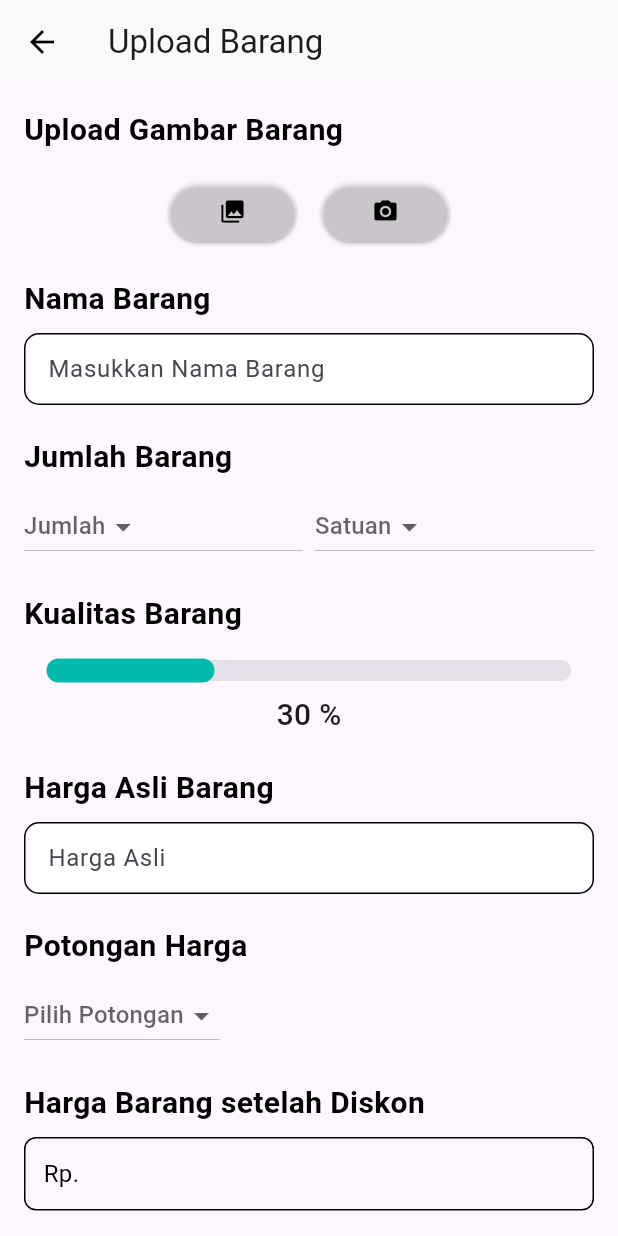
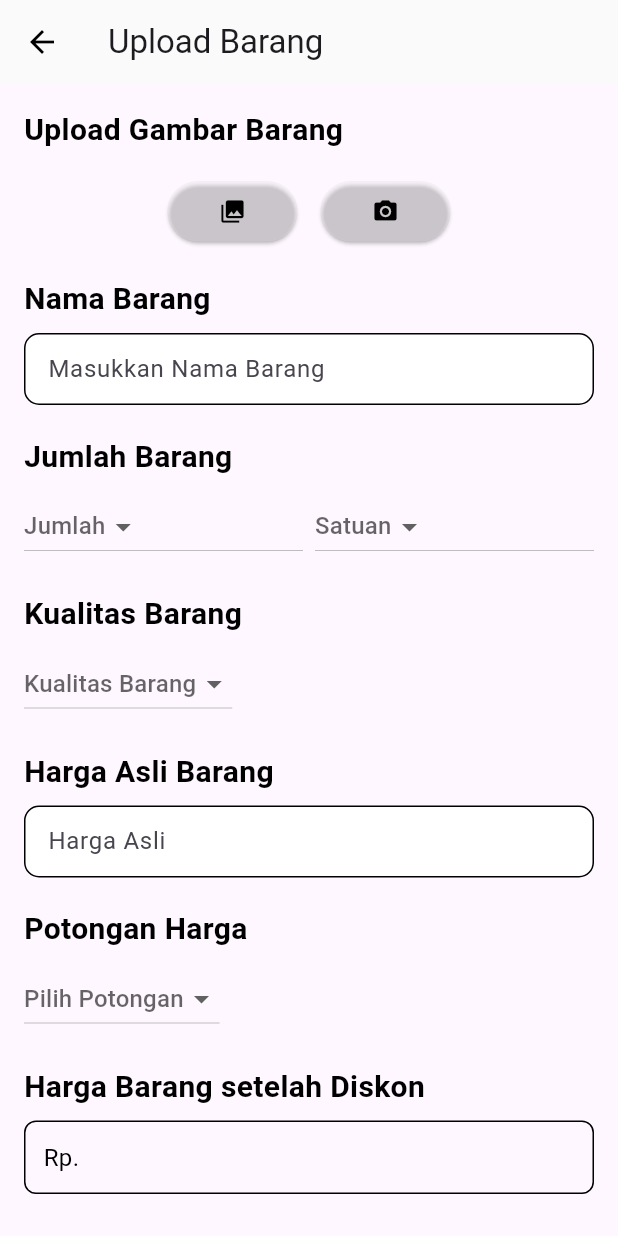
Before and after one commit to angelica1412/ecobites, a Flutter app: the UploadBarang screen opened directly, on a phone screen of 412 x 824 dp. Run offline on Flutter 3.47's test engine with Material 3 defaults, Android fonts, the phone set to English and light mode, and no system bars; our stand-ins replace cloud_firestore, firebase_auth, firebase_core, google_fonts, image_picker; accounts and stored records are empty.

Commit message:
update upload page dan profile

```diff
--- a/lib/UploadBarang.dart
+++ b/lib/UploadBarang.dart
@@ -13,6 +13,14 @@ class UploadBarang extends StatefulWidget {
 }
 
 class _UploadBarangState extends State<UploadBarang> {
+  String? _selectedQuality;
+  final List<String> _quality = [
+    'Sangat Baik',
+    'Baik',
+    'Kurang Baik',
+    'Buruk',
+  ];
+
   String? _selectedQuantity;
   final List<String> _quantities = ['1', '2', '3', '4', '5'];
 
@@ -190,7 +198,21 @@ class _UploadBarangState extends State<UploadBarang> {
                     color: Color(0xFF000000)),
               ),
               const SizedBox(height: 8),
-              const SliderWithLabel(), // Tambahkan komponen SliderWithLabel di sini
+              DropdownButton<String>(
+                hint: const Text('Kualitas Barang'),
+                value: _selectedQuality,
+                onChanged: (String? newValue) {
+                  setState(() {
+                    _selectedQuality = newValue;
+                  });
+                },
+                items: _quality.map((quality) {
+                  return DropdownMenuItem(
+                    value: quality,
+                    child: Text(quality),
+                  );
+                }).toList(),
+              ),
 // Kualitas Barang end
               const SizedBox(
                 height: 20,
@@ -306,10 +328,80 @@ class _UploadBarangState extends State<UploadBarang> {
                 hintText: "Deskripsi Barang",
                 onChanged: (value) {},
               ),
-              const SizedBox(height: 25),
+              const SizedBox(height: 100),
               Align(
-                alignment: Alignment.centerRight,
-                child: SizedBox(
+                alignment: Alignment.center,
+                child: Row(
+                  mainAxisAlignment: MainAxisAlignment.end,
+                  children: [
+                    SizedBox(
+                      width: 75,
+                      height: 50,
+                      child: ElevatedButton(
+                        onPressed: () {
+                          // Show confirmation popup
+                          showDialog(
+                            context: context,
+                            builder: (BuildContext context) {
+                              return AlertDialog(
+                                title: const Text('Konfirmasi'),
+                                content: const Text(
+                                    'Apakah Anda yakin ingin menghapus semua field?'),
+                                actions: <Widget>[
+                                  TextButton(
+                                    onPressed: () {
+                                      Navigator.of(context)
+                                          .pop(); // Close the dialog
+                                    },
+                                    child: const Text('Batal'),
+                                  ),
+                                  TextButton(
+                                    onPressed: () {
+                                      // Clear all fields
+                                      setState(() {
+                                        _imageFile = null;
+                                        _selectedQuantity = null;
+                                        _selectedCategory = null;
+                                        _selectedUnit = null;
+                                        _selectedQuality = null;
+                                        _hargaAsliController.clear();
+                                        _hargaDiskonController.clear();
+                                        _namaBarang.clear();
+                                        _deskBarang.clear();
+                                        _selectedDiscount = null;
+                                      });
+                                      Navigator.of(context)
+                                          .pop(); // Close the dialog
+                                    },
+                                    child: const Text('Hapus'),
+                                  ),
+                                ],
+                              );
+                            },
+                          );
+                        },
+                        style: ElevatedButton.styleFrom(
+                          backgroundColor: const Color(0xFFE57373),
+                          shape: RoundedRectangleBorder(
+                            borderRadius: BorderRadius.circular(20.0),
+                          ),
+                        ),
+                        child: const Padding(
+                          padding: EdgeInsets.all(0.0),
+                          child: Row(
+                            mainAxisAlignment: MainAxisAlignment.center,
+                            children: [
+                              Icon(
+                                Icons.delete,
+                                color: Colors.black,
+                              )
+                            ],
+                          ),
+                        ),
+                      ),
+                    ),
+                    const SizedBox(width: 20), // Space between the buttons
+                    SizedBox(
                       width: 200,
                       height: 50,
                       child: ElevatedButton(
@@ -320,6 +412,7 @@ class _UploadBarangState extends State<UploadBarang> {
                               _selectedUnit == null ||
                               _selectedQuantity == null ||
                               _selectedCategory == null ||
+                              _selectedQuality == null ||
                               _hargaAsliController.text.isEmpty ||
                               _hargaDiskonController.text.isEmpty ||
                               _deskBarang.text.isEmpty ||
@@ -350,6 +443,7 @@ class _UploadBarangState extends State<UploadBarang> {
                               _selectedQuantity = null;
                               _selectedCategory = null;
                               _selectedUnit = null;
+                              _selectedQuality = null;
                               _hargaAsliController.clear();
                               _hargaDiskonController.clear();
                               _namaBarang.clear();
@@ -362,7 +456,8 @@ class _UploadBarangState extends State<UploadBarang> {
                               builder: (BuildContext context) {
                                 return AlertDialog(
                                   title: const Text('Sukses'),
-                              content: const Text('Data berhasil ditambahkan.'),
+                                  content:
+                                      const Text('Data berhasil ditambahkan.'),
                                   actions: <Widget>[
                                     TextButton(
                                       onPressed: () {
@@ -382,21 +477,40 @@ class _UploadBarangState extends State<UploadBarang> {
                             borderRadius: BorderRadius.circular(20.0),
                           ),
                         ),
-                    child: const Padding(
-                      padding: EdgeInsets.all(0.0),
-                      child: Row(
-                        mainAxisAlignment: MainAxisAlignment.center,
+                        child: const Stack(
                           children: [
-                          Text(
+                            Align(
+                                alignment: Alignment.center,
+                                child: Padding(
+                                  padding: EdgeInsets.only(
+                                    right: 25,
+                                  ),
+                                  child: Text(
                                     'Submit',
-                            style: TextStyle(fontSize: 18, color: Colors.black),
+                                    style: TextStyle(
+                                        fontSize: 18, color: Colors.black),
+                                  ),
+                                )),
+                            Align(
+                              alignment: Alignment.centerRight,
+                              child: Padding(
+                                padding: EdgeInsets.only(right: 0.0),
+                                child: Icon(
+                                  Icons.arrow_forward_ios,
+                                  color: Colors.black,
+                                ),
+                              ),
                             ),
                           ],
                         ),
                       ),
                     ),
+                    const SizedBox(
+                      width: 20,
+                    )
+                  ],
                 ),
-              ),
+              )
             ],
           ),
         ),
```
Also changed, not shown: lib/profile.dart (+18 -18 lines). Lines whose indentation alone changed are shown as unchanged.
